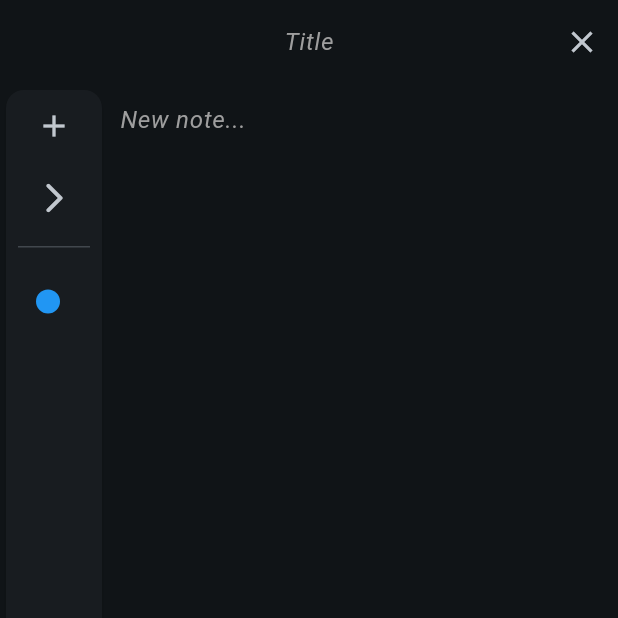
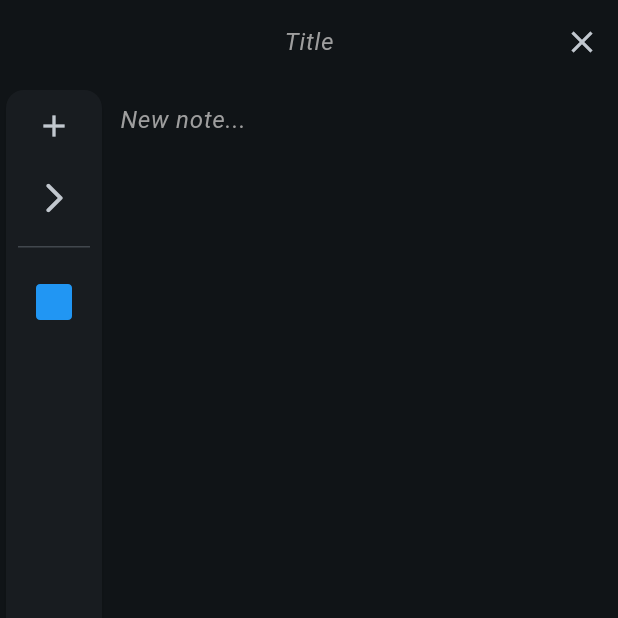
Before and after one commit to Merrit/desktop_notes, a Flutter app: the screen it shows after launch, on a phone screen of 412 x 824 dp, the top half of it. Run offline on Flutter 3.47's test engine with Material 2 defaults, Android fonts, the phone set to English and light mode, and no system bars; our stand-ins replace flutter_bloc, freezed_annotation, hive_flutter, logger, sqflite_common, sqflite_common_ffi; missing offline and left inert: tray_manager, window_manager, window_size; accounts and stored records are empty; generated files the repository leaves out were written again; statements that could not run were skipped.

Commit message:
refactor: colorCircle to colorSquare

```diff
--- a/lib/src/notes/src/widgets/scrollable_navigation_rail.dart
+++ b/lib/src/notes/src/widgets/scrollable_navigation_rail.dart
@@ -91,14 +91,10 @@ class _ScrollableNavigationRailState extends State<ScrollableNavigationRail> {
                         children: [
                           ...state.notes.map(
                             (Note note) {
-                              // Color circle with the note's color.
-                              final Widget colorCircle = Container(
-                                width: 16,
-                                height: 16,
-                                decoration: BoxDecoration(
-                                  color: Color(note.color),
-                                  shape: BoxShape.circle,
-                                ),
+                              final Widget colorSquare = Icon(
+                                Icons.square_rounded,
+                                color: Color(note.color),
+                                size: 32,
                               );
 
                               String titleText;
@@ -122,11 +118,11 @@ class _ScrollableNavigationRailState extends State<ScrollableNavigationRail> {
                                       : null,
                                 );
                               } else {
-                                titleWidget = colorCircle;
+                                titleWidget = colorSquare;
                               }
 
                               return ListTile(
-                                leading: (expanded) ? colorCircle : null,
+                                leading: (expanded) ? colorSquare : null,
                                 title: titleWidget,
                                 selected: note.id == state.selectedNote.id,
                                 onTap: () {
```
